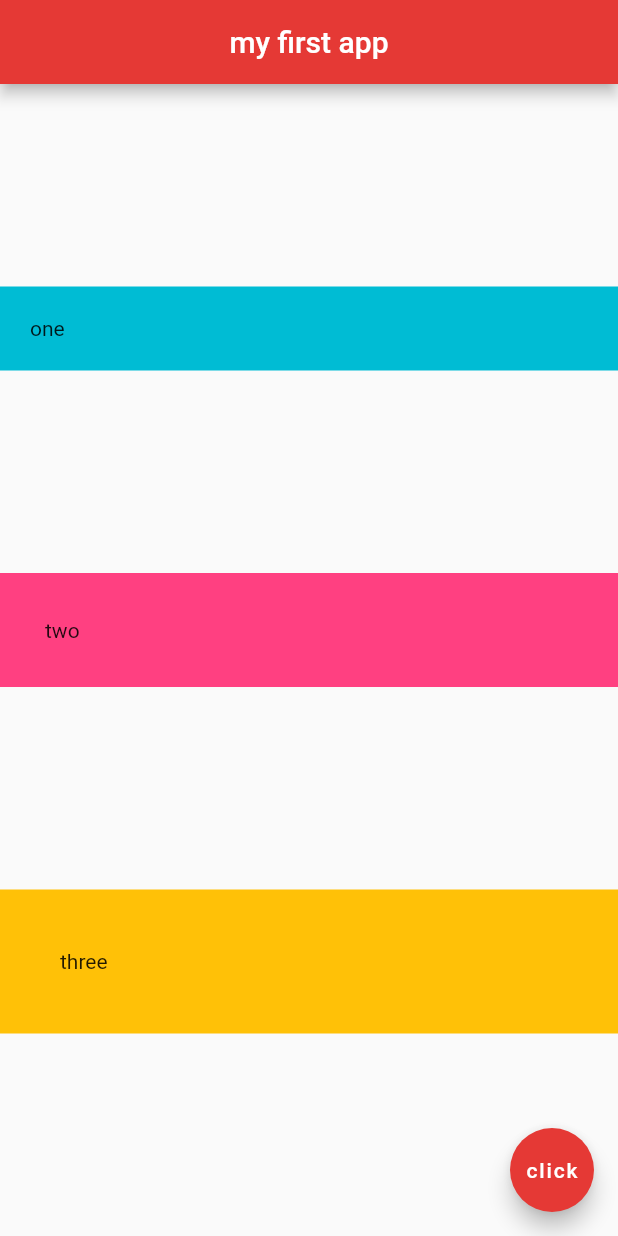
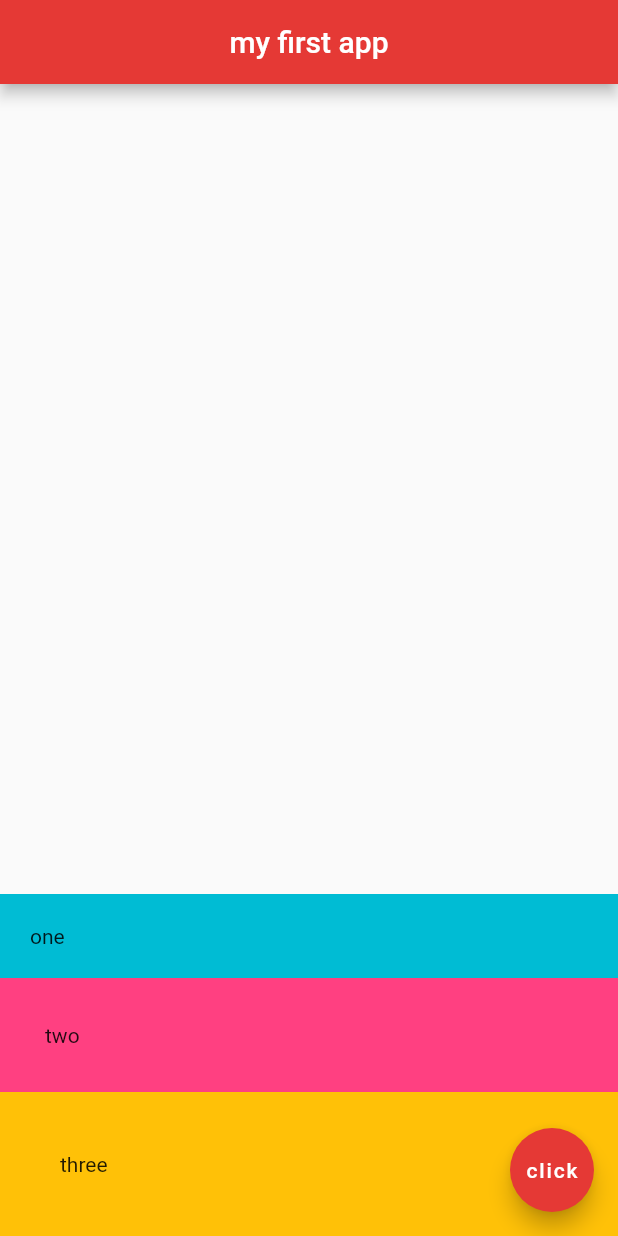
Before and after one commit to kouyoumikan/flutter_app, a Flutter app: the screen it shows after launch, on a phone screen of 412 x 824 dp. Run offline on Flutter 3.47's test engine with Material 2 defaults, Android fonts, the phone set to English and light mode, and no system bars.

Commit message:
2020/04/07　#12 CrossAxisAlignment 列の一番下に配置する

```diff
--- a/lib/main.dart
+++ b/lib/main.dart
@@ -16,8 +16,8 @@ class Home extends StatelessWidget {
         backgroundColor: Colors.red[600], // アプリバーの色
       ),
       body: Column(
-        // 各要素の余白を等間隔にする
-        mainAxisAlignment: MainAxisAlignment.spaceEvenly,
+        // 列の一番下に配置する
+        mainAxisAlignment: MainAxisAlignment.end,
         // 利用可能なスペースだけ横に伸びる
         crossAxisAlignment: CrossAxisAlignment.stretch,
         children: <Widget>[
```
